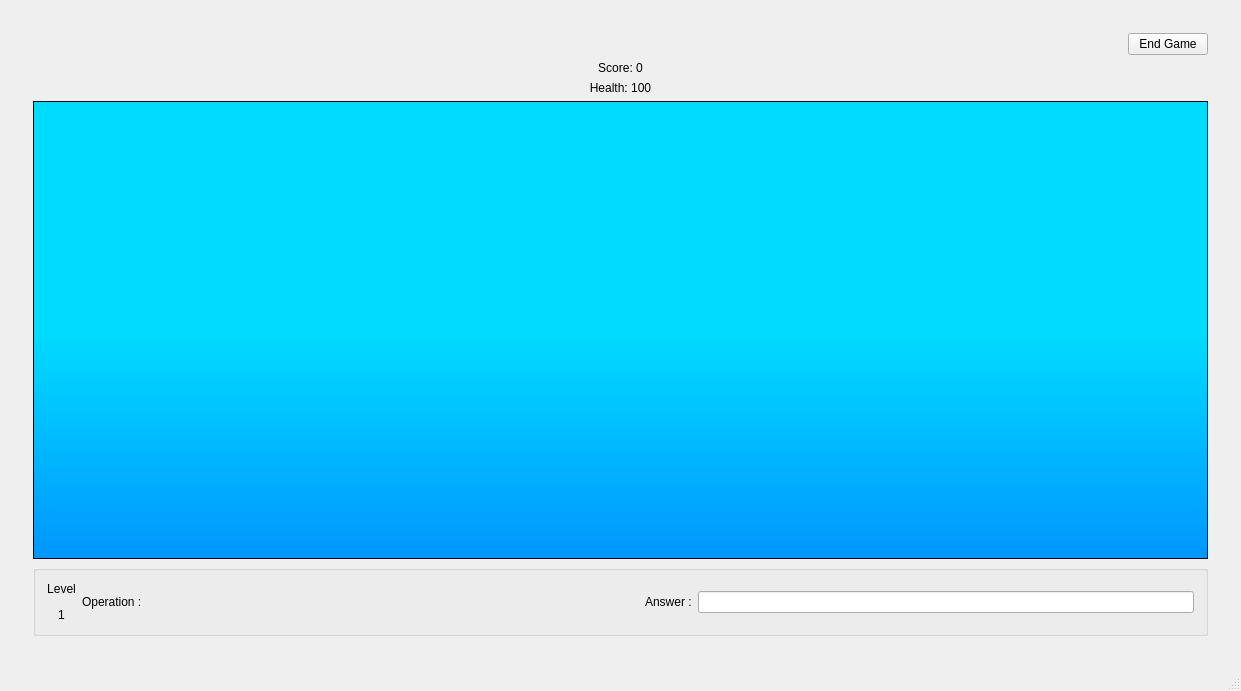
This is mainwindow.ui in nphelpsiv/Education-App as Qt 5 draws it before an edit. The edited form follows.
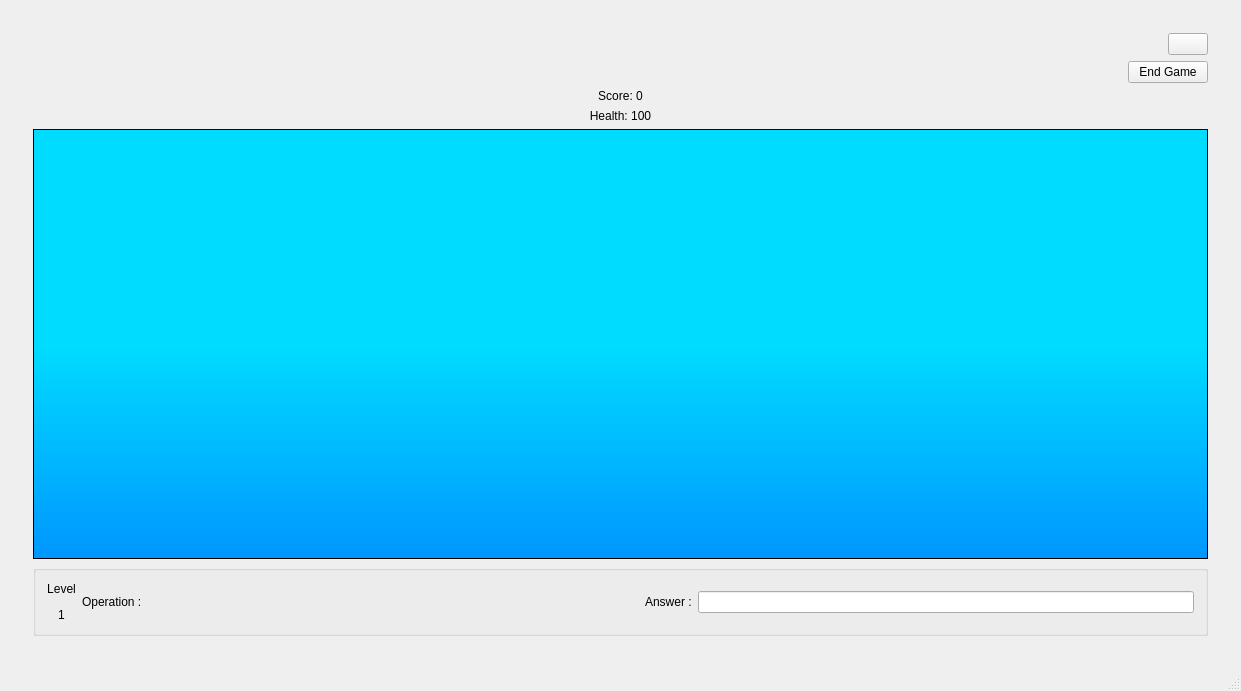
This is the edited form. The open tabs and pages were chosen to show the change. Icons and pictures are not drawn.

Commit message: added music, sounds, and mute, changed stylesheet

The edit to the form file:
```diff
--- a/mainwindow.ui
+++ b/mainwindow.ui
@@ -25,6 +25,1218 @@
   <property name="windowTitle">
    <string>Main Window</string>
   </property>
+  <property name="styleSheet">
+   <string notr="true">/*
+ * The MIT License (MIT)
+ *
+ * Copyright (c) &lt;2013-2014&gt; &lt;Colin Duquesnoy&gt;
+ *
+ * Permission is hereby granted, free of charge, to any person obtaining a copy
+ * of this software and associated documentation files (the &quot;Software&quot;), to deal
+ * in the Software without restriction, including without limitation the rights
+ * to use, copy, modify, merge, publish, distribute, sublicense, and/or sell
+ * copies of the Software, and to permit persons to whom the Software is
+ * furnished to do so, subject to the following conditions:
+
+ * The above copyright notice and this permission notice shall be included in
+ * all copies or substantial portions of the Software.
+
+ * THE SOFTWARE IS PROVIDED &quot;AS IS&quot;, WITHOUT WARRANTY OF ANY KIND, EXPRESS OR
+ * IMPLIED, INCLUDING BUT NOT LIMITED TO THE WARRANTIES OF MERCHANTABILITY,
+ * FITNESS FOR A PARTICULAR PURPOSE AND NONINFRINGEMENT. IN NO EVENT SHALL THE
+ * AUTHORS OR COPYRIGHT HOLDERS BE LIABLE FOR ANY CLAIM, DAMAGES OR OTHER
+ * LIABILITY, WHETHER IN AN ACTION OF CONTRACT, TORT OR OTHERWISE, ARISING FROM,
+ * OUT OF OR IN CONNECTION WITH THE SOFTWARE OR THE USE OR OTHER DEALINGS IN
+ * THE SOFTWARE.
+ */
+QToolTip
+{
+    border: 1px solid #76797C;
+    background-color: rgb(90, 102, 117);;
+    color: white;
+    padding: 5px;
+    opacity: 200;
+}
+
+QWidget
+{
+    color: #eff0f1;
+    background-color: #31363b;
+    selection-background-color:#3daee9;
+    selection-color: #eff0f1;
+    background-clip: border;
+    border-image: none;
+    border: 0px transparent black;
+    outline: 0;
+}
+
+QWidget:item:hover
+{
+    background-color: #3daee9;
+    color: #eff0f1;
+}
+
+QWidget:item:selected
+{
+    background-color: #3daee9;
+}
+
+QCheckBox
+{
+    spacing: 5px;
+    outline: none;
+    color: #eff0f1;
+    margin-bottom: 2px;
+}
+
+QCheckBox:disabled
+{
+    color: #76797C;
+}
+
+QCheckBox::indicator,
+QGroupBox::indicator
+{
+    width: 18px;
+    height: 18px;
+}
+QGroupBox::indicator
+{
+    margin-left: 2px;
+}
+
+QCheckBox::indicator:unchecked
+{
+    image: url(:/qss_icons/rc/checkbox_unchecked.png);
+}
+
+QCheckBox::indicator:unchecked:hover,
+QCheckBox::indicator:unchecked:focus,
+QCheckBox::indicator:unchecked:pressed,
+QGroupBox::indicator:unchecked:hover,
+QGroupBox::indicator:unchecked:focus,
+QGroupBox::indicator:unchecked:pressed
+{
+  border: none;
+    image: url(:/qss_icons/rc/checkbox_unchecked_focus.png);
+}
+
+QCheckBox::indicator:checked
+{
+    image: url(:/qss_icons/rc/checkbox_checked.png);
+}
+
+QCheckBox::indicator:checked:hover,
+QCheckBox::indicator:checked:focus,
+QCheckBox::indicator:checked:pressed,
+QGroupBox::indicator:checked:hover,
+QGroupBox::indicator:checked:focus,
+QGroupBox::indicator:checked:pressed
+{
+  border: none;
+    image: url(:/qss_icons/rc/checkbox_checked_focus.png);
+}
+
+
+QCheckBox::indicator:indeterminate
+{
+    image: url(:/qss_icons/rc/checkbox_indeterminate.png);
+}
+
+QCheckBox::indicator:indeterminate:focus,
+QCheckBox::indicator:indeterminate:hover,
+QCheckBox::indicator:indeterminate:pressed
+{
+    image: url(:/qss_icons/rc/checkbox_indeterminate_focus.png);
+}
+
+QCheckBox::indicator:checked:disabled,
+QGroupBox::indicator:checked:disabled
+{
+    image: url(:/qss_icons/rc/checkbox_checked_disabled.png);
+}
+
+QCheckBox::indicator:unchecked:disabled,
+QGroupBox::indicator:unchecked:disabled
+{
+    image: url(:/qss_icons/rc/checkbox_unchecked_disabled.png);
+}
+
+QRadioButton
+{
+    spacing: 5px;
+    outline: none;
+    color: #eff0f1;
+    margin-bottom: 2px;
+}
+
+QRadioButton:disabled
+{
+    color: #76797C;
+}
+QRadioButton::indicator
+{
+    width: 21px;
+    height: 21px;
+}
+
+QRadioButton::indicator:unchecked
+{
+    image: url(:/qss_icons/rc/radio_unchecked.png);
+}
+
+
+QRadioButton::indicator:unchecked:hover,
+QRadioButton::indicator:unchecked:focus,
+QRadioButton::indicator:unchecked:pressed
+{
+    border: none;
+    outline: none;
+    image: url(:/qss_icons/rc/radio_unchecked_focus.png);
+}
+
+QRadioButton::indicator:checked
+{
+    border: none;
+    outline: none;
+    image: url(:/qss_icons/rc/radio_checked.png);
+}
+
+QRadioButton::indicator:checked:hover,
+QRadioButton::indicator:checked:focus,
+QRadioButton::indicator:checked:pressed
+{
+    border: none;
+    outline: none;
+    image: url(:/qss_icons/rc/radio_checked_focus.png);
+}
+
+QRadioButton::indicator:checked:disabled
+{
+    outline: none;
+    image: url(:/qss_icons/rc/radio_checked_disabled.png);
+}
+
+QRadioButton::indicator:unchecked:disabled
+{
+    image: url(:/qss_icons/rc/radio_unchecked_disabled.png);
+}
+
+
+QMenuBar
+{
+    background-color: #31363b;
+    color: #eff0f1;
+}
+
+QMenuBar::item
+{
+    background: transparent;
+}
+
+QMenuBar::item:selected
+{
+    background: transparent;
+    border: 1px solid #76797C;
+}
+
+QMenuBar::item:pressed
+{
+    border: 1px solid #76797C;
+    background-color: #3daee9;
+    color: #eff0f1;
+    margin-bottom:-1px;
+    padding-bottom:1px;
+}
+
+QMenu
+{
+    border: 1px solid #76797C;
+    color: #eff0f1;
+    margin: 2px;
+}
+
+QMenu::icon
+{
+    margin: 5px;
+}
+
+QMenu::item
+{
+    padding: 5px 30px 5px 30px;
+    margin-left: 5px;
+    border: 1px solid transparent; /* reserve space for selection border */
+}
+
+QMenu::item:selected
+{
+    color: #eff0f1;
+}
+
+QMenu::separator {
+    height: 2px;
+    background: lightblue;
+    margin-left: 10px;
+    margin-right: 5px;
+}
+
+QMenu::indicator {
+    width: 18px;
+    height: 18px;
+}
+
+/* non-exclusive indicator = check box style indicator
+   (see QActionGroup::setExclusive) */
+QMenu::indicator:non-exclusive:unchecked {
+    image: url(:/qss_icons/rc/checkbox_unchecked.png);
+}
+
+QMenu::indicator:non-exclusive:unchecked:selected {
+    image: url(:/qss_icons/rc/checkbox_unchecked_disabled.png);
+}
+
+QMenu::indicator:non-exclusive:checked {
+    image: url(:/qss_icons/rc/checkbox_checked.png);
+}
+
+QMenu::indicator:non-exclusive:checked:selected {
+    image: url(:/qss_icons/rc/checkbox_checked_disabled.png);
+}
+
+/* exclusive indicator = radio button style indicator (see QActionGroup::setExclusive) */
+QMenu::indicator:exclusive:unchecked {
+    image: url(:/qss_icons/rc/radio_unchecked.png);
+}
+
+QMenu::indicator:exclusive:unchecked:selected {
+    image: url(:/qss_icons/rc/radio_unchecked_disabled.png);
+}
+
+QMenu::indicator:exclusive:checked {
+    image: url(:/qss_icons/rc/radio_checked.png);
+}
+
+QMenu::indicator:exclusive:checked:selected {
+    image: url(:/qss_icons/rc/radio_checked_disabled.png);
+}
+
+QMenu::right-arrow {
+    margin: 5px;
+    image: url(:/qss_icons/rc/right_arrow.png)
+}
+
+
+QWidget:disabled
+{
+    color: #454545;
+    background-color: #31363b;
+}
+
+QAbstractItemView
+{
+    alternate-background-color: #31363b;
+    color: #eff0f1;
+    border: 1px solid 3A3939;
+    border-radius: 2px;
+}
+
+QWidget:focus, QMenuBar:focus
+{
+    border: 1px solid #3daee9;
+}
+
+QTabWidget:focus, QCheckBox:focus, QRadioButton:focus, QSlider:focus
+{
+    border: none;
+}
+
+QLineEdit
+{
+    background-color: #232629;
+    padding: 5px;
+    border-style: solid;
+    border: 1px solid #76797C;
+    border-radius: 2px;
+    color: #eff0f1;
+}
+
+QGroupBox {
+    border:1px solid #76797C;
+    border-radius: 2px;
+    margin-top: 20px;
+}
+
+QGroupBox::title {
+    subcontrol-origin: margin;
+    subcontrol-position: top center;
+    padding-left: 10px;
+    padding-right: 10px;
+    padding-top: 10px;
+}
+
+QAbstractScrollArea
+{
+    border-radius: 2px;
+    border: 1px solid #76797C;
+    background-color: transparent;
+}
+
+QScrollBar:horizontal
+{
+    height: 15px;
+    margin: 3px 15px 3px 15px;
+    border: 1px transparent #2A2929;
+    border-radius: 4px;
+    background-color: #2A2929;
+}
+
+QScrollBar::handle:horizontal
+{
+    background-color: #605F5F;
+    min-width: 5px;
+    border-radius: 4px;
+}
+
+QScrollBar::add-line:horizontal
+{
+    margin: 0px 3px 0px 3px;
+    border-image: url(:/qss_icons/rc/right_arrow_disabled.png);
+    width: 10px;
+    height: 10px;
+    subcontrol-position: right;
+    subcontrol-origin: margin;
+}
+
+QScrollBar::sub-line:horizontal
+{
+    margin: 0px 3px 0px 3px;
+    border-image: url(:/qss_icons/rc/left_arrow_disabled.png);
+    height: 10px;
+    width: 10px;
+    subcontrol-position: left;
+    subcontrol-origin: margin;
+}
+
+QScrollBar::add-line:horizontal:hover,QScrollBar::add-line:horizontal:on
+{
+    border-image: url(:/qss_icons/rc/right_arrow.png);
+    height: 10px;
+    width: 10px;
+    subcontrol-position: right;
+    subcontrol-origin: margin;
+}
+
+
+QScrollBar::sub-line:horizontal:hover, QScrollBar::sub-line:horizontal:on
+{
+    border-image: url(:/qss_icons/rc/left_arrow.png);
+    height: 10px;
+    width: 10px;
+    subcontrol-position: left;
+    subcontrol-origin: margin;
+}
+
+QScrollBar::up-arrow:horizontal, QScrollBar::down-arrow:horizontal
+{
+    background: none;
+}
+
+
+QScrollBar::add-page:horizontal, QScrollBar::sub-page:horizontal
+{
+    background: none;
+}
+
+QScrollBar:vertical
+{
+    background-color: #2A2929;
+    width: 15px;
+    margin: 15px 3px 15px 3px;
+    border: 1px transparent #2A2929;
+    border-radius: 4px;
+}
+
+QScrollBar::handle:vertical
+{
+    background-color: #605F5F;
+    min-height: 5px;
+    border-radius: 4px;
+}
+
+QScrollBar::sub-line:vertical
+{
+    margin: 3px 0px 3px 0px;
+    border-image: url(:/qss_icons/rc/up_arrow_disabled.png);
+    height: 10px;
+    width: 10px;
+    subcontrol-position: top;
+    subcontrol-origin: margin;
+}
+
+QScrollBar::add-line:vertical
+{
+    margin: 3px 0px 3px 0px;
+    border-image: url(:/qss_icons/rc/down_arrow_disabled.png);
+    height: 10px;
+    width: 10px;
+    subcontrol-position: bottom;
+    subcontrol-origin: margin;
+}
+
+QScrollBar::sub-line:vertical:hover,QScrollBar::sub-line:vertical:on
+{
+
+    border-image: url(:/qss_icons/rc/up_arrow.png);
+    height: 10px;
+    width: 10px;
+    subcontrol-position: top;
+    subcontrol-origin: margin;
+}
+
+
+QScrollBar::add-line:vertical:hover, QScrollBar::add-line:vertical:on
+{
+    border-image: url(:/qss_icons/rc/down_arrow.png);
+    height: 10px;
+    width: 10px;
+    subcontrol-position: bottom;
+    subcontrol-origin: margin;
+}
+
+QScrollBar::up-arrow:vertical, QScrollBar::down-arrow:vertical
+{
+    background: none;
+}
+
+
+QScrollBar::add-page:vertical, QScrollBar::sub-page:vertical
+{
+    background: none;
+}
+
+QTextEdit
+{
+    background-color: #232629;
+    color: #eff0f1;
+    border: 1px solid #76797C;
+}
+
+QPlainTextEdit
+{
+    background-color: #232629;;
+    color: #eff0f1;
+    border-radius: 2px;
+    border: 1px solid #76797C;
+}
+
+QHeaderView::section
+{
+    background-color: #76797C;
+    color: #eff0f1;
+    padding: 5px;
+    border: 1px solid #76797C;
+}
+
+QSizeGrip {
+    image: url(:/qss_icons/rc/sizegrip.png);
+    width: 12px;
+    height: 12px;
+}
+
+
+QMainWindow::separator
+{
+    background-color: #31363b;
+    color: white;
+    padding-left: 4px;
+    spacing: 2px;
+    border: 1px dashed #76797C;
+}
+
+QMainWindow::separator:hover
+{
+
+    background-color: #787876;
+    color: white;
+    padding-left: 4px;
+    border: 1px solid #76797C;
+    spacing: 2px;
+}
+
+
+QMenu::separator
+{
+    height: 1px;
+    background-color: #76797C;
+    color: white;
+    padding-left: 4px;
+    margin-left: 10px;
+    margin-right: 5px;
+}
+
+
+QFrame
+{
+    border-radius: 2px;
+    border: 1px solid #76797C;
+}
+
+QFrame[frameShape=&quot;0&quot;]
+{
+    border-radius: 2px;
+    border: 1px transparent #76797C;
+}
+
+QStackedWidget
+{
+    border: 1px transparent black;
+}
+
+QToolBar {
+    border: 1px transparent #393838;
+    background: 1px solid #31363b;
+    font-weight: bold;
+}
+
+QToolBar::handle:horizontal {
+    image: url(:/qss_icons/rc/Hmovetoolbar.png);
+}
+QToolBar::handle:vertical {
+    image: url(:/qss_icons/rc/Vmovetoolbar.png);
+}
+QToolBar::separator:horizontal {
+    image: url(:/qss_icons/rc/Hsepartoolbar.png);
+}
+QToolBar::separator:vertical {
+    image: url(:/qss_icons/rc/Vsepartoolbars.png);
+}
+
+QPushButton
+{
+    color: #eff0f1;
+    background-color: #31363b;
+    border-width: 1px;
+    border-color: #76797C;
+    border-style: solid;
+    padding: 5px;
+    border-radius: 2px;
+    outline: none;
+}
+
+QPushButton:disabled
+{
+    background-color: #31363b;
+    border-width: 1px;
+    border-color: #454545;
+    border-style: solid;
+    padding-top: 5px;
+    padding-bottom: 5px;
+    padding-left: 10px;
+    padding-right: 10px;
+    border-radius: 2px;
+    color: #454545;
+}
+
+QPushButton:focus {
+    background-color: #3daee9;
+    color: white;
+}
+
+QPushButton:pressed
+{
+    background-color: #3daee9;
+    padding-top: -15px;
+    padding-bottom: -17px;
+}
+
+QComboBox
+{
+    selection-background-color: #3daee9;
+    border-style: solid;
+    border: 1px solid #76797C;
+    border-radius: 2px;
+    padding: 5px;
+    min-width: 75px;
+}
+
+QPushButton:checked{
+    background-color: #76797C;
+    border-color: #6A6969;
+}
+
+QComboBox:hover,QPushButton:hover,QAbstractSpinBox:hover,QLineEdit:hover,QTextEdit:hover,QPlainTextEdit:hover,QAbstractView:hover,QTreeView:hover
+{
+    border: 1px solid #3daee9;
+    color: #eff0f1;
+}
+
+QComboBox:on
+{
+    padding-top: 3px;
+    padding-left: 4px;
+    selection-background-color: #4a4a4a;
+}
+
+QComboBox QAbstractItemView
+{
+    background-color: #232629;
+    border-radius: 2px;
+    border: 1px solid #76797C;
+    selection-background-color: #3daee9;
+}
+
+QComboBox::drop-down
+{
+    subcontrol-origin: padding;
+    subcontrol-position: top right;
+    width: 15px;
+
+    border-left-width: 0px;
+    border-left-color: darkgray;
+    border-left-style: solid;
+    border-top-right-radius: 3px;
+    border-bottom-right-radius: 3px;
+}
+
+QComboBox::down-arrow
+{
+    image: url(:/qss_icons/rc/down_arrow_disabled.png);
+}
+
+QComboBox::down-arrow:on, QComboBox::down-arrow:hover,
+QComboBox::down-arrow:focus
+{
+    image: url(:/qss_icons/rc/down_arrow.png);
+}
+
+QAbstractSpinBox {
+    padding: 5px;
+    border: 1px solid #76797C;
+    background-color: #232629;
+    color: #eff0f1;
+    border-radius: 2px;
+    min-width: 75px;
+}
+
+QAbstractSpinBox:up-button
+{
+    background-color: transparent;
+    subcontrol-origin: border;
+    subcontrol-position: center right;
+}
+
+QAbstractSpinBox:down-button
+{
+    background-color: transparent;
+    subcontrol-origin: border;
+    subcontrol-position: center left;
+}
+
+QAbstractSpinBox::up-arrow,QAbstractSpinBox::up-arrow:disabled,QAbstractSpinBox::up-arrow:off {
+    image: url(:/qss_icons/rc/up_arrow_disabled.png);
+    width: 10px;
+    height: 10px;
+}
+QAbstractSpinBox::up-arrow:hover
+{
+    image: url(:/qss_icons/rc/up_arrow.png);
+}
+
+
+QAbstractSpinBox::down-arrow,QAbstractSpinBox::down-arrow:disabled,QAbstractSpinBox::down-arrow:off
+{
+    image: url(:/qss_icons/rc/down_arrow_disabled.png);
+    width: 10px;
+    height: 10px;
+}
+QAbstractSpinBox::down-arrow:hover
+{
+    image: url(:/qss_icons/rc/down_arrow.png);
+}
+
+
+QLabel
+{
+    border: 0px solid black;
+}
+
+QTabWidget{
+    border: 0px transparent black;
+}
+
+QTabWidget::pane {
+    border: 1px solid #76797C;
+    padding: 5px;
+    margin: 1px;
+}
+
+QTabBar
+{
+    qproperty-drawBase: 0;
+    left: 5px; /* move to the right by 5px */
+    border-radius: 3px;
+}
+
+QTabBar:focus
+{
+    border: 0px transparent black;
+}
+
+QTabBar::close-button  {
+    image: url(:/qss_icons/rc/close.png);
+    background: transparent;
+}
+
+QTabBar::close-button:hover
+{
+    image: url(:/qss_icons/rc/close-hover.png);
+    background: transparent;
+}
+
+QTabBar::close-button:pressed {
+    image: url(:/qss_icons/rc/close-pressed.png);
+    background: transparent;
+}
+
+/* TOP TABS */
+QTabBar::tab:top {
+    color: #eff0f1;
+    border: 1px solid #76797C;
+    border-bottom: 1px transparent black;
+    background-color: #31363b;
+    padding: 5px;
+    min-width: 50px;
+    border-top-left-radius: 2px;
+    border-top-right-radius: 2px;
+}
+
+QTabBar::tab:top:!selected
+{
+    color: #eff0f1;
+    background-color: #54575B;
+    border: 1px solid #76797C;
+    border-bottom: 1px transparent black;
+    border-top-left-radius: 2px;
+    border-top-right-radius: 2px;    
+}
+
+QTabBar::tab:top:!selected:hover {
+    background-color: #3daee9;
+}
+
+/* BOTTOM TABS */
+QTabBar::tab:bottom {
+    color: #eff0f1;
+    border: 1px solid #76797C;
+    border-top: 1px transparent black;
+    background-color: #31363b;
+    padding: 5px;
+    border-bottom-left-radius: 2px;
+    border-bottom-right-radius: 2px;
+    min-width: 50px;
+}
+
+QTabBar::tab:bottom:!selected
+{
+    color: #eff0f1;
+    background-color: #54575B;
+    border: 1px solid #76797C;
+    border-top: 1px transparent black;
+    border-bottom-left-radius: 2px;
+    border-bottom-right-radius: 2px;
+}
+
+QTabBar::tab:bottom:!selected:hover {
+    background-color: #3daee9;
+}
+
+/* LEFT TABS */
+QTabBar::tab:left {
+    color: #eff0f1;
+    border: 1px solid #76797C;
+    border-left: 1px transparent black;
+    background-color: #31363b;
+    padding: 5px;
+    border-top-right-radius: 2px;
+    border-bottom-right-radius: 2px;
+    min-height: 50px;
+}
+
+QTabBar::tab:left:!selected
+{
+    color: #eff0f1;
+    background-color: #54575B;
+    border: 1px solid #76797C;
+    border-left: 1px transparent black;
+    border-top-right-radius: 2px;
+    border-bottom-right-radius: 2px;
+}
+
+QTabBar::tab:left:!selected:hover {
+    background-color: #3daee9;
+}
+
+
+/* RIGHT TABS */
+QTabBar::tab:right {
+    color: #eff0f1;
+    border: 1px solid #76797C;
+    border-right: 1px transparent black;
+    background-color: #31363b;
+    padding: 5px;
+    border-top-left-radius: 2px;
+    border-bottom-left-radius: 2px;
+    min-height: 50px;
+}
+
+QTabBar::tab:right:!selected
+{
+    color: #eff0f1;
+    background-color: #54575B;
+    border: 1px solid #76797C;
+    border-right: 1px transparent black;
+    border-top-left-radius: 2px;
+    border-bottom-left-radius: 2px;
+}
+
+QTabBar::tab:right:!selected:hover {
+    background-color: #3daee9;
+}
+
+QTabBar QToolButton::right-arrow:enabled {
+     image: url(:/qss_icons/rc/right_arrow.png);
+ }
+
+ QTabBar QToolButton::left-arrow:enabled {
+     image: url(:/qss_icons/rc/left_arrow.png);
+ }
+
+QTabBar QToolButton::right-arrow:disabled {
+     image: url(:/qss_icons/rc/right_arrow_disabled.png);
+ }
+
+ QTabBar QToolButton::left-arrow:disabled {
+     image: url(:/qss_icons/rc/left_arrow_disabled.png);
+ }
+
+
+QDockWidget {
+    background: #31363b;
+    border: 1px solid #403F3F;
+    titlebar-close-icon: url(:/qss_icons/rc/close.png);
+    titlebar-normal-icon: url(:/qss_icons/rc/undock.png);
+}
+
+QDockWidget::close-button, QDockWidget::float-button {
+    border: 1px solid transparent;
+    border-radius: 2px;
+    background: transparent;
+}
+
+QDockWidget::close-button:hover, QDockWidget::float-button:hover {
+    background: rgba(255, 255, 255, 10);
+}
+
+QDockWidget::close-button:pressed, QDockWidget::float-button:pressed {
+    padding: 1px -1px -1px 1px;
+    background: rgba(255, 255, 255, 10);
+}
+
+QTreeView, QListView
+{
+    border: 1px solid #76797C;
+    background-color: #232629;
+}
+
+QTreeView:branch:selected, QTreeView:branch:hover
+{
+    background: url(:/qss_icons/rc/transparent.png);
+}
+
+QTreeView::branch:has-siblings:!adjoins-item {
+    border-image: url(:/qss_icons/rc/transparent.png);
+}
+
+QTreeView::branch:has-siblings:adjoins-item {
+    border-image: url(:/qss_icons/rc/transparent.png);
+}
+
+QTreeView::branch:!has-children:!has-siblings:adjoins-item {
+    border-image: url(:/qss_icons/rc/transparent.png);
+}
+
+QTreeView::branch:has-children:!has-siblings:closed,
+QTreeView::branch:closed:has-children:has-siblings {
+    image: url(:/qss_icons/rc/branch_closed.png);
+}
+
+QTreeView::branch:open:has-children:!has-siblings,
+QTreeView::branch:open:has-children:has-siblings  {
+    image: url(:/qss_icons/rc/branch_open.png);
+}
+
+QTreeView::branch:has-children:!has-siblings:closed:hover,
+QTreeView::branch:closed:has-children:has-siblings:hover {
+    image: url(:/qss_icons/rc/branch_closed-on.png);
+    }
+
+QTreeView::branch:open:has-children:!has-siblings:hover,
+QTreeView::branch:open:has-children:has-siblings:hover  {
+    image: url(:/qss_icons/rc/branch_open-on.png);
+    }
+
+QListView::item:!selected:hover, QListView::item:!selected:hover, QTreeView::item:!selected:hover  {
+    background: rgba(0, 0, 0, 0);
+    outline: 0;
+    color: #eff0f1
+}
+
+QListView::item:selected:hover, QListView::item:selected:hover, QTreeView::item:selected:hover  {
+    background: #3daee9;
+    color: #eff0f1;
+}
+
+QSlider::groove:horizontal {
+    border: 1px solid #565a5e;
+    height: 4px;
+    background: #565a5e;
+    margin: 0px;
+    border-radius: 2px;
+}
+
+QSlider::handle:horizontal {
+    background: #232629;
+    border: 1px solid #565a5e;
+    width: 16px;
+    height: 16px;
+    margin: -8px 0;
+    border-radius: 9px;
+}
+
+QSlider::groove:vertical {
+    border: 1px solid #565a5e;
+    width: 4px;
+    background: #565a5e;
+    margin: 0px;
+    border-radius: 3px;
+}
+
+QSlider::handle:vertical {
+    background: #232629;
+    border: 1px solid #565a5e;
+    width: 16px;
+    height: 16px;
+    margin: 0 -8px;
+    border-radius: 9px;
+}
+
+QToolButton {
+    background-color: transparent;
+    border: 1px transparent #76797C;
+    border-radius: 2px;
+    margin: 3px;
+    padding: 5px;
+}
+
+QToolButton[popupMode=&quot;1&quot;] { /* only for MenuButtonPopup */
+ padding-right: 20px; /* make way for the popup button */
+ border: 1px #76797C;
+ border-radius: 5px;
+}
+
+QToolButton[popupMode=&quot;2&quot;] { /* only for InstantPopup */
+ padding-right: 10px; /* make way for the popup button */
+ border: 1px #76797C;
+}
+
+
+QToolButton:hover, QToolButton::menu-button:hover {
+    background-color: transparent;
+    border: 1px solid #3daee9;
+    padding: 5px;
+}
+
+QToolButton:checked, QToolButton:pressed,
+        QToolButton::menu-button:pressed {
+    background-color: #3daee9;
+    border: 1px solid #3daee9;
+    padding: 5px;
+}
+
+/* the subcontrol below is used only in the InstantPopup or DelayedPopup mode */
+QToolButton::menu-indicator {
+    image: url(:/qss_icons/rc/down_arrow.png);
+    top: -7px; left: -2px; /* shift it a bit */
+}
+
+/* the subcontrols below are used only in the MenuButtonPopup mode */
+QToolButton::menu-button {
+    border: 1px transparent #76797C;
+    border-top-right-radius: 6px;
+    border-bottom-right-radius: 6px;
+    /* 16px width + 4px for border = 20px allocated above */
+    width: 16px;
+    outline: none;
+}
+
+QToolButton::menu-arrow {
+    image: url(:/qss_icons/rc/down_arrow.png);
+}
+
+QToolButton::menu-arrow:open {
+    border: 1px solid #76797C;
+}
+
+QPushButton::menu-indicator  {
+    subcontrol-origin: padding;
+    subcontrol-position: bottom right;
+    left: 8px;
+}
+
+QTableView
+{
+    border: 1px solid #76797C;
+    gridline-color: #31363b;
+    background-color: #232629;
+}
+
+
+QTableView, QHeaderView
+{
+    border-radius: 0px;
+}
+
+QTableView::item:pressed, QListView::item:pressed, QTreeView::item:pressed  {
+    background: #3daee9;
+    color: #eff0f1;
+}
+
+QTableView::item:selected:active, QTreeView::item:selected:active, QListView::item:selected:active  {
+    background: #3daee9;
+    color: #eff0f1;
+}
+
+
+QHeaderView
+{
+    background-color: #31363b;
+    border: 1px transparent;
+    border-radius: 0px;
+    margin: 0px;
+    padding: 0px;
+
+}
+
+QHeaderView::section  {
+    background-color: #31363b;
+    color: #eff0f1;
+    padding: 5px;
+    border: 1px solid #76797C;
+    border-radius: 0px;
+    text-align: center;
+}
+
+QHeaderView::section::vertical::first, QHeaderView::section::vertical::only-one
+{
+    border-top: 1px solid #76797C;
+}
+
+QHeaderView::section::vertical
+{
+    border-top: transparent;
+}
+
+QHeaderView::section::horizontal::first, QHeaderView::section::horizontal::only-one
+{
+    border-left: 1px solid #76797C;
+}
+
+QHeaderView::section::horizontal
+{
+    border-left: transparent;
+}
+
+
+QHeaderView::section:checked
+ {
+    color: white;
+    background-color: #334e5e;
+ }
+
+ /* style the sort indicator */
+QHeaderView::down-arrow {
+    image: url(:/qss_icons/rc/down_arrow.png);
+}
+
+QHeaderView::up-arrow {
+    image: url(:/qss_icons/rc/up_arrow.png);
+}
+
+
+QTableCornerButton::section {
+    background-color: #31363b;
+    border: 1px transparent #76797C;
+    border-radius: 0px;
+}
+
+QToolBox  {
+    padding: 5px;
+    border: 1px transparent black;
+}
+
+QToolBox::tab {
+    color: #eff0f1;
+    background-color: #31363b;
+    border: 1px solid #76797C;
+    border-bottom: 1px transparent #31363b;
+    border-top-left-radius: 5px;
+    border-top-right-radius: 5px;
+}
+
+QToolBox::tab:selected { /* italicize selected tabs */
+    font: italic;
+    background-color: #31363b;
+    border-color: #3daee9;
+ }
+
+QStatusBar::item {
+    border: 0px transparent dark;
+ }
+
+
+QFrame[height=&quot;3&quot;], QFrame[width=&quot;3&quot;] {
+    background-color: #76797C;
+}
+
+
+QSplitter::handle {
+    border: 1px dashed #76797C;
+}
+
+QSplitter::handle:hover {
+    background-color: #787876;
+    border: 1px solid #76797C;
+}
+
+QSplitter::handle:horizontal {
+    width: 1px;
+}
+
+QSplitter::handle:vertical {
+    height: 1px;
+}
+
+QProgressBar {
+    border: 1px solid #76797C;
+    border-radius: 5px;
+    text-align: center;
+}
+
+QProgressBar::chunk {
+    background-color: #05B8CC;
+}
+</string>
+  </property>
   <widget class="QWidget" name="centralWidget">
    <layout class="QHBoxLayout" name="horizontalLayout">
     <item>
@@ -594,6 +1806,27 @@
           <layout class="QVBoxLayout" name="verticalLayout_12">
            <item>
             <layout class="QVBoxLayout" name="verticalLayout_11">
+             <item alignment="Qt::AlignRight">
+              <widget class="QPushButton" name="muteButton">
+               <property name="maximumSize">
+                <size>
+                 <width>100</width>
+                 <height>16777215</height>
+                </size>
+               </property>
+               <property name="text">
+                <string/>
+               </property>
+               <property name="icon">
+                <iconset resource="icons.qrc">
+                 <normaloff>:/Icons/Play.png</normaloff>
+                 <normalon>:/Icons/Mute.png</normalon>:/Icons/Play.png</iconset>
+               </property>
+               <property name="checkable">
+                <bool>true</bool>
+               </property>
+              </widget>
+             </item>
              <item alignment="Qt::AlignRight">
               <widget class="QPushButton" name="endGamePushButton">
                <property name="text">
```
Left out of the diff: 6 changed lines with no effect on the pictures. The commit also changes 14 other files.
